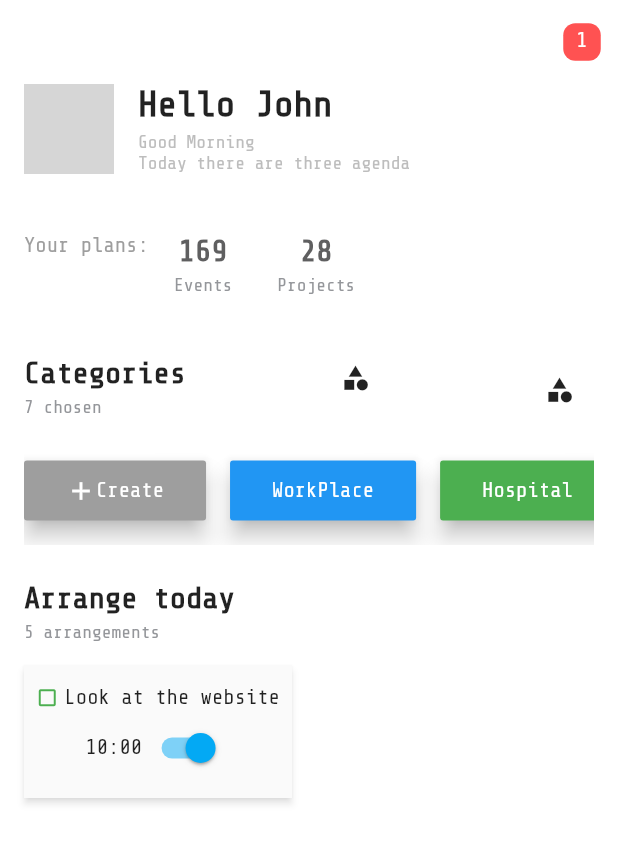
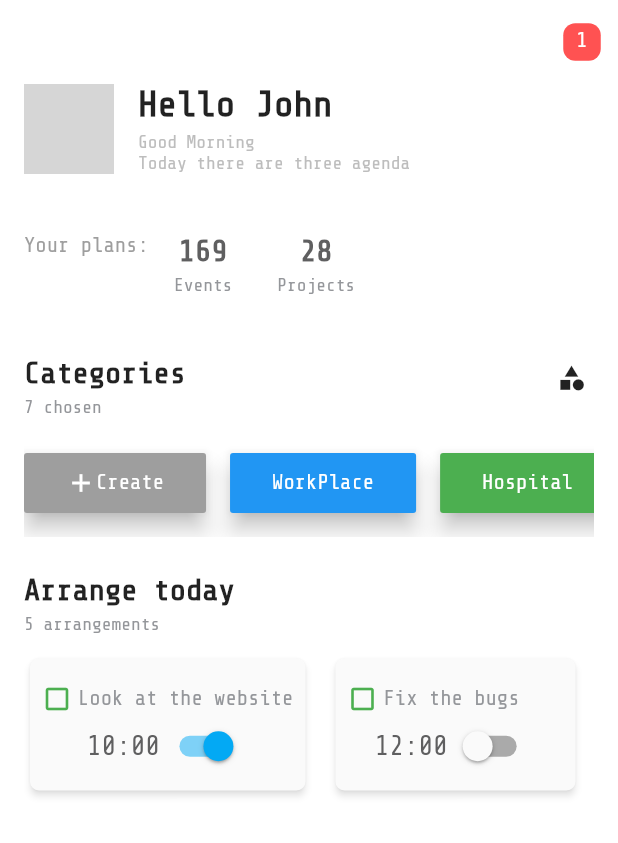
Before and after one commit to juwencheng/flutter_demo_schedule_app, a Flutter app: the screen it shows after launch, on a phone screen of 412 x 824 dp. Shown: the top 843 px of the screen. Run offline on Flutter 3.47's test engine with Material 2 defaults, Android fonts, the phone set to English and light mode, and no system bars; network calls fail; grey boxes are pictures that could not be loaded.

```diff
--- a/lib/home_page.dart
+++ b/lib/home_page.dart
@@ -9,6 +9,22 @@ class HomePage extends StatefulWidget {
 class _HomePageState extends State<HomePage> {
   @override
   Widget build(BuildContext context) {
+    final greeting = "Hello John";
+//    final greeting = "你好，佰子";
+    final morning = "Good Morning";
+//    final morning = "早上好";
+    final agenda = "Today there are three agenda";
+//    final agenda = "今天您有 3 个日程";
+    final plansTip = "Your plans:";
+//    final plansTip = "你的计划：";
+
+    final events = "Events";
+//    final events = "事件";
+    final project = "Projects";
+//    final project = "项目";
+
+    final categoryHint = "Categories";
+//    final categoryHint = "分类";
     return Scaffold(
       backgroundColor: Colors.white,
       appBar: AppBar(
@@ -80,25 +96,22 @@ class _HomePageState extends State<HomePage> {
                       crossAxisAlignment: CrossAxisAlignment.start,
                       children: <Widget>[
                         Text(
-                          "Hello John",
+                          greeting,
                           style: TextStyle(
-                            fontSize: 24,
-                            fontWeight: FontWeight.w700,
-//                            fontFamily: "RobotoMono",
-                          ),
+                              fontSize: 24, fontWeight: FontWeight.w700),
                         ),
                         SizedBox(
                           height: 4,
                         ),
                         Text(
-                          "Good Morning",
+                          morning,
                           style: TextStyle(
                             fontSize: 12,
                             color: Colors.grey[400],
                           ),
                         ),
                         Text(
-                          "Today there are three agenda",
+                          agenda,
                           style: TextStyle(
                             fontSize: 12,
                             color: Colors.grey[400],
@@ -118,7 +131,7 @@ class _HomePageState extends State<HomePage> {
                   Container(
                     width: 100,
                     child: Text(
-                      "Your plans:",
+                      plansTip,
                       style: TextStyle(
                         color: Colors.grey,
                         fontSize: 14,
@@ -141,7 +154,7 @@ class _HomePageState extends State<HomePage> {
                             ),
                             SizedBox(height: 4),
                             Text(
-                              "Events",
+                              events,
                               style: TextStyle(
                                 color: Color(0xFF94969A),
                                 fontSize: 12,
@@ -164,7 +177,7 @@ class _HomePageState extends State<HomePage> {
                             ),
                             SizedBox(height: 4),
                             Text(
-                              "Projects",
+                              project,
                               style: TextStyle(
                                 color: Color(0xFF94969A),
                                 fontSize: 12,
@@ -182,7 +195,7 @@ class _HomePageState extends State<HomePage> {
               ),
               // 分类
               _HeadingView(
-                title: "Categories",
+                title: categoryHint,
                 subtitle: "7 chosen",
                 iconData: Icons.category,
               ),
@@ -191,6 +204,7 @@ class _HomePageState extends State<HomePage> {
 //                padding: const EdgeInsets.symmetric(vertical: 16),
                 margin: EdgeInsets.symmetric(vertical: 8),
                 child: ListView(
+                  physics: BouncingScrollPhysics(),
                   scrollDirection: Axis.horizontal,
                   children: <Widget>[
                     _CategoryButton(
@@ -222,55 +236,15 @@ class _HomePageState extends State<HomePage> {
                 child: ListView(
                   scrollDirection: Axis.horizontal,
                   children: <Widget>[
-                    Padding(
-                      padding: const EdgeInsets.symmetric(vertical: 16.0),
-                      child: Material(
-                        elevation: 2,
-                        shadowColor: Colors.black54,
-                        child: Padding(
-                          padding: const EdgeInsets.all(8.0),
-                          child: Column(
-                            mainAxisAlignment: MainAxisAlignment.spaceEvenly,
-                            mainAxisSize: MainAxisSize.min,
-                            children: <Widget>[
-                              Row(
-                                children: <Widget>[
-                                  Icon(
-                                    Icons.check_box_outline_blank,
-                                    color: Colors.green,
-                                    size: 15,
-                                  ),
-                                  SizedBox(
-                                    width: 4,
-                                  ),
-                                  Text(
-                                    "Look at the website",
-                                    style: TextStyle(
-                                        fontSize: 14,
-//                                        fontFamily: "ShareTechMono",
-//                                        fontFamily: "RobotoMono",
-                                        fontWeight: FontWeight.w200),
-                                  ),
-                                ],
-                              ),
-                              Container(
-                                child: Row(
-                                  mainAxisAlignment: MainAxisAlignment.center,
-                                  children: <Widget>[
-                                    Text("10:00"),
-                                    Switch(
-                                      value: true,
-                                      materialTapTargetSize:
-                                          MaterialTapTargetSize.shrinkWrap,
-                                      onChanged: (flag) {},
-                                    )
-                                  ],
-                                ),
-                              )
-                            ],
-                          ),
-                        ),
-                      ),
+                    _ArrangementItemView(
+                      time: "10:00",
+                      isOn: true,
+                      events: "Look at the website",
+                    ),
+                    _ArrangementItemView(
+                      time: "12:00",
+                      isOn: false,
+                      events: "Fix the bugs",
                     ),
                   ],
                 ),
@@ -305,11 +279,7 @@ class _HeadingView extends StatelessWidget {
             children: <Widget>[
               Text(
                 "$title",
-                style: TextStyle(
-                  fontWeight: FontWeight.w700,
-//                  fontFamily: "ShareTechMono",
-                  fontSize: 20,
-                ),
+                style: TextStyle(fontWeight: FontWeight.w700, fontSize: 20),
               ),
             ],
           ),
@@ -361,21 +331,6 @@ class _HeadingView extends StatelessWidget {
               padding: EdgeInsets.all(0),
               icon: Icon(iconData, size: 20),
               onPressed: onPressed == null ? () {} : onPressed,
-            ),
-          ),
-          Container(
-            margin: EdgeInsets.all(8),
-            padding: EdgeInsets.all(0),
-            constraints: BoxConstraints(
-              minWidth: 30,
-              minHeight: 30,
-              maxHeight: 30,
-              maxWidth: 30,
-            ),
-//                iconSize: 20,
-            child: Icon(
-              iconData,
-              size: 20,
             ),
           ),
         ],
@@ -430,3 +385,78 @@ class _CategoryButton extends StatelessWidget {
     );
   }
 }
+
+class _ArrangementItemView extends StatelessWidget {
+  final String events;
+  final String time;
+  final bool isOn;
+
+  const _ArrangementItemView({Key key, this.events, this.time, this.isOn})
+      : super(key: key);
+  @override
+  Widget build(BuildContext context) {
+    return Container(
+      padding: const EdgeInsets.symmetric(vertical: 16.0),
+      margin: const EdgeInsets.only(right: 16.0, left: 4),
+      child: Material(
+        elevation: 2,
+        shadowColor: Colors.black54,
+        borderRadius: BorderRadius.circular(6),
+        child: Padding(
+          padding: const EdgeInsets.all(8.0),
+          child: Column(
+            mainAxisAlignment: MainAxisAlignment.spaceEvenly,
+            mainAxisSize: MainAxisSize.min,
+            children: <Widget>[
+              Row(
+                children: <Widget>[
+                  Icon(
+                    Icons.check_box_outline_blank,
+                    color: Colors.green,
+                    size: 20,
+                  ),
+                  SizedBox(
+                    width: 4,
+                  ),
+                  ConstrainedBox(
+                    constraints: BoxConstraints(
+                      minWidth: 120,
+                    ),
+                    child: Text(
+                      "$events",
+                      style: TextStyle(
+                          fontSize: 14,
+                          fontWeight: FontWeight.w200,
+                          color: Color(0xFF94969A)),
+                    ),
+                  ),
+                ],
+              ),
+              Container(
+                child: Row(
+                  mainAxisAlignment: MainAxisAlignment.center,
+                  children: <Widget>[
+                    Text(
+                      "$time",
+                      style: TextStyle(fontSize: 18, color: Color(0xFF5F5F60)),
+                    ),
+                    ConstrainedBox(
+                      constraints: BoxConstraints(
+                        maxHeight: 25,
+                      ),
+                      child: Switch(
+                        value: isOn,
+                        materialTapTargetSize: MaterialTapTargetSize.shrinkWrap,
+                        onChanged: (flag) {},
+                      ),
+                    )
+                  ],
+                ),
+              )
+            ],
+          ),
+        ),
+      ),
+    );
+  }
+}
```
